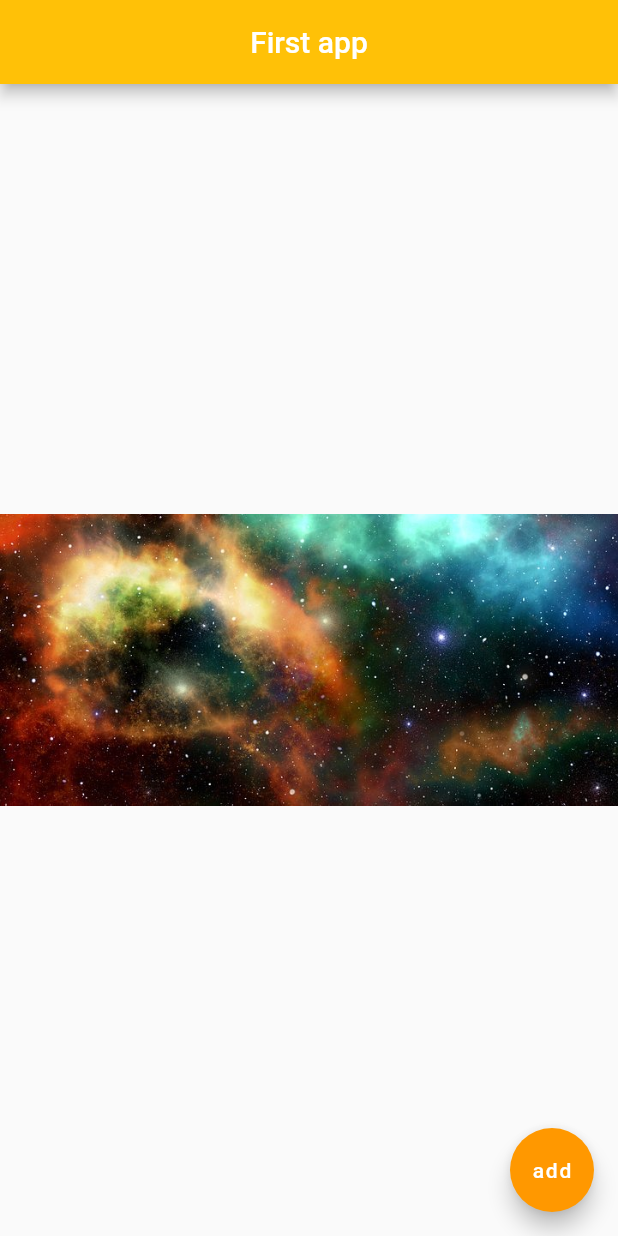
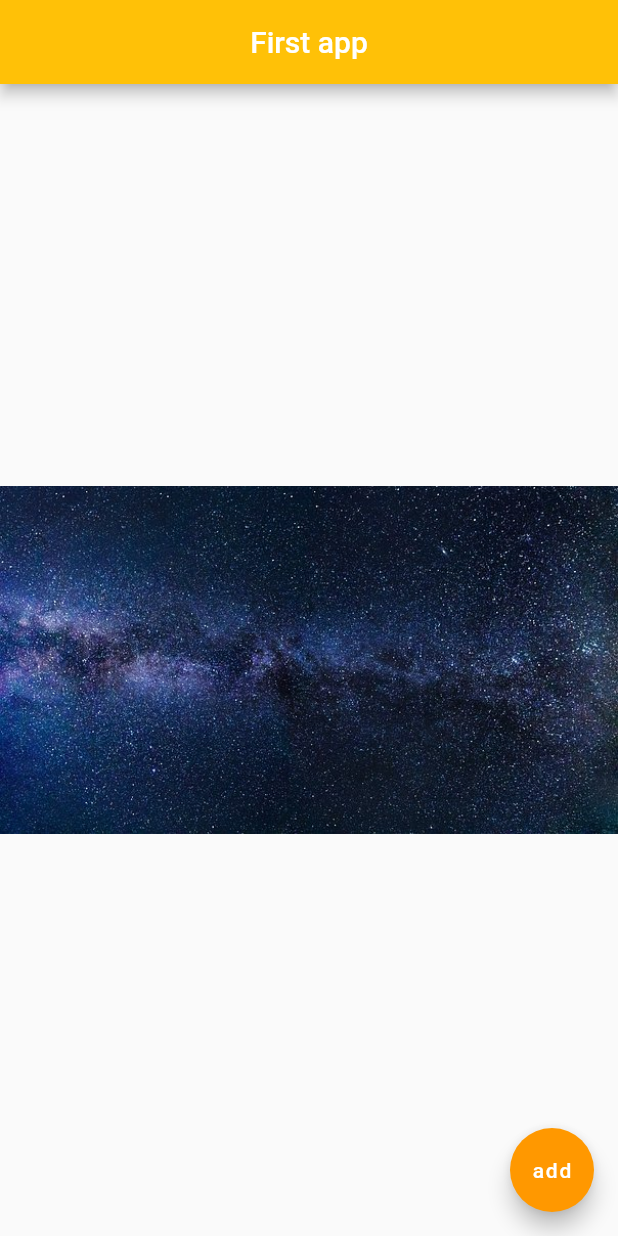
Before and after one commit to tejas-2232/Flutter-GOD, a Flutter app: the screen it shows after launch, on a phone screen of 412 x 824 dp. Run offline on Flutter 3.47's test engine with Material 2 defaults, Android fonts, the phone set to English and light mode, and no system bars.

Commit message:
another image added in Home screen

```diff
--- a/lib/main.dart
+++ b/lib/main.dart
@@ -12,9 +12,7 @@ class Home extends StatelessWidget {
         backgroundColor: Colors.amber,
       ),
       body: Center(
-        child: Image(
-          image: AssetImage('assets/space2.jpg'),
-        ),
+        child: Image.asset('assets/space1.jpg'),
       ),
       floatingActionButton: FloatingActionButton(
         onPressed: () {},
--- a/pubspec.yaml
+++ b/pubspec.yaml
@@ -47,6 +47,8 @@ flutter:
   # To add assets to your application, add an assets section, like this:
   assets:
     - assets/space2.jpg
+    - assets/space1.jpg
+    - assets/space3.jpg
 
 
   # An image asset can refer to one or more resolution-specific "variants", see
```
